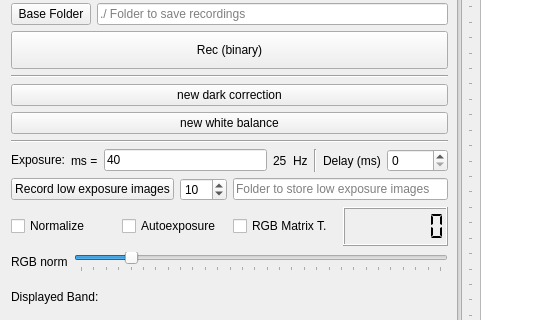
Before: the Qt Designer form mainwindow.ui in IMSY-DKFZ/xilens, drawn with Qt 5; both pictures show x 0 to 560 and y 251 to 571 of the 681 by 823 pixel window.
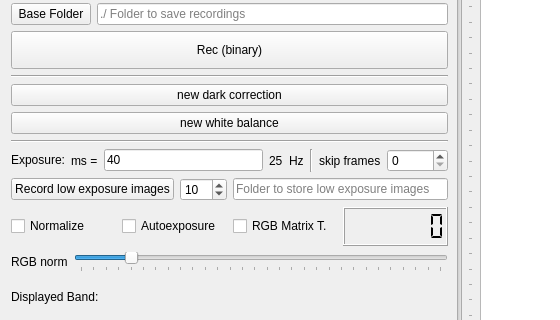
After: the same form once the commit is applied. Icons and pictures are not drawn.

Commit message: Fixes stop recording and removes dely time in favor of skipping frames

What changed in the file:
```diff
--- a/mainwindow.ui
+++ b/mainwindow.ui
@@ -292,7 +292,7 @@
           <item>
            <widget class="QLabel" name="label_6">
             <property name="text">
-             <string>Delay (ms)</string>
+             <string>skip frames</string>
             </property>
            </widget>
           </item>
```
Left out of the diff: 2 changed lines with no effect on the pictures. The commit also changes 11 other files.
